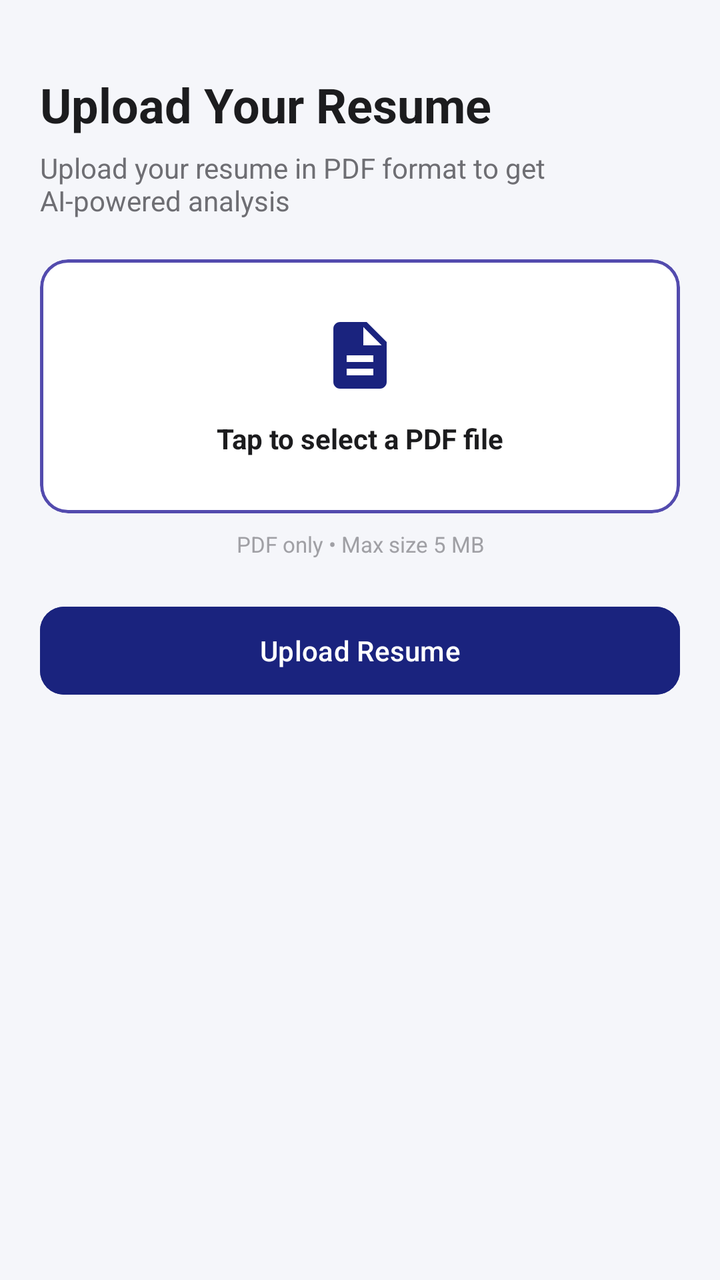
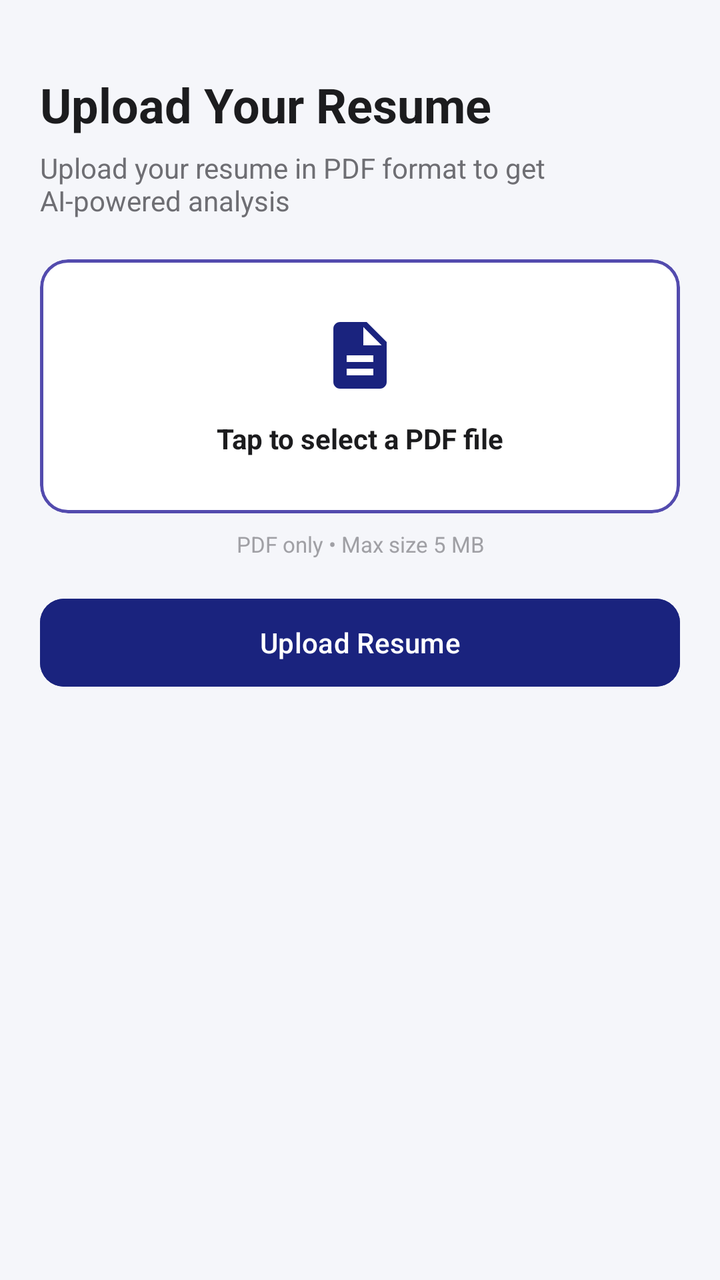

Before-and-after screenshots of an Android layout around one commit, followed by the original layout XML and the change that was made.
<!-- AndroidManifest.xml: application theme Theme.AICareerAssistant -->
<!-- res/layout/fragment_resume_upload.xml -->
<?xml version="1.0" encoding="utf-8"?>
<ScrollView xmlns:android="http://schemas.android.com/apk/res/android"
    xmlns:app="http://schemas.android.com/apk/res-auto"
    android:layout_width="match_parent"
    android:layout_height="match_parent"
    android:fillViewport="true"
    android:background="@color/background">

    <androidx.constraintlayout.widget.ConstraintLayout
        android:layout_width="match_parent"
        android:layout_height="match_parent"
        android:padding="20dp">

        <TextView
            android:id="@+id/tvTitle"
            android:layout_width="wrap_content"
            android:layout_height="wrap_content"
            android:layout_marginTop="16dp"
            android:text="@string/resume_upload_title"
            android:textColor="@color/text_primary"
            android:textSize="24sp"
            android:textStyle="bold"
            app:layout_constraintTop_toTopOf="parent"
            app:layout_constraintStart_toStartOf="parent" />

        <TextView
            android:id="@+id/tvSubtitle"
            android:layout_width="match_parent"
            android:layout_height="wrap_content"
            android:layout_marginTop="6dp"
            android:text="@string/resume_upload_subtitle"
            android:textColor="@color/text_secondary"
            android:textSize="14sp"
            app:layout_constraintTop_toBottomOf="@id/tvTitle"
            app:layout_constraintStart_toStartOf="parent" />

        
        <com.google.android.material.card.MaterialCardView
            android:id="@+id/cardExistingResume"
            android:layout_width="match_parent"
            android:layout_height="wrap_content"
            android:layout_marginTop="20dp"
            android:visibility="gone"
            app:cardCornerRadius="14dp"
            app:cardElevation="0dp"
            app:cardBackgroundColor="@color/surface"
            app:strokeColor="@color/success"
            app:strokeWidth="1dp"
            app:layout_constraintTop_toBottomOf="@id/tvSubtitle">

            <LinearLayout
                android:layout_width="match_parent"
                android:layout_height="wrap_content"
                android:orientation="horizontal"
                android:gravity="center_vertical"
                android:padding="16dp">

                <ImageView
                    android:layout_width="32dp"
                    android:layout_height="32dp"
                    android:src="@drawable/ic_pdf"
                    android:contentDescription="@null" />

                <TextView
                    android:layout_width="0dp"
                    android:layout_height="wrap_content"
                    android:layout_weight="1"
                    android:layout_marginStart="12dp"
                    android:text="@string/resume_already_uploaded"
                    android:textColor="@color/text_primary"
                    android:textSize="13sp" />

                <Button
                    android:id="@+id/btnViewExistingResume"
                    style="@style/Widget.Material3.Button.TextButton"
                    android:layout_width="wrap_content"
                    android:layout_height="wrap_content"
                    android:text="@string/view_resume"
                    android:textAllCaps="false" />

            </LinearLayout>
        </com.google.android.material.card.MaterialCardView>

        
        <com.google.android.material.card.MaterialCardView
            android:id="@+id/cardPicker"
            android:layout_width="match_parent"
            android:layout_height="wrap_content"
            android:layout_marginTop="20dp"
            android:clickable="true"
            android:focusable="true"
            android:foreground="?attr/selectableItemBackground"
            app:cardCornerRadius="14dp"
            app:cardElevation="0dp"
            app:cardBackgroundColor="@color/surface"
            app:strokeColor="@color/primary_light"
            app:strokeWidth="1.5dp"
            app:layout_constraintTop_toBottomOf="@id/cardExistingResume">

            <LinearLayout
                android:layout_width="match_parent"
                android:layout_height="wrap_content"
                android:orientation="vertical"
                android:gravity="center"
                android:padding="28dp">

                <ImageView
                    android:id="@+id/ivPdfIcon"
                    android:layout_width="40dp"
                    android:layout_height="40dp"
                    android:src="@drawable/ic_pdf"
                    android:contentDescription="@null" />

                <TextView
                    android:id="@+id/tvFileName"
                    android:layout_width="match_parent"
                    android:layout_height="wrap_content"
                    android:layout_marginTop="12dp"
                    android:gravity="center"
                    android:text="@string/tap_to_select_pdf"
                    android:textColor="@color/text_primary"
                    android:textSize="14sp"
                    android:textStyle="bold"
                    android:maxLines="2"
                    android:ellipsize="end" />

                <TextView
                    android:id="@+id/tvFileSize"
                    android:layout_width="wrap_content"
                    android:layout_height="wrap_content"
                    android:layout_marginTop="4dp"
                    android:textColor="@color/text_secondary"
                    android:textSize="12sp"
                    android:visibility="gone" />

            </LinearLayout>
        </com.google.android.material.card.MaterialCardView>

        <TextView
            android:id="@+id/tvHint"
            android:layout_width="match_parent"
            android:layout_height="wrap_content"
            android:layout_marginTop="8dp"
            android:gravity="center"
            android:text="@string/pdf_size_hint"
            android:textColor="@color/text_hint"
            android:textSize="11sp"
            app:layout_constraintTop_toBottomOf="@id/cardPicker" />

        <Button
            android:id="@+id/btnUpload"
            android:layout_width="match_parent"
            android:layout_height="52dp"
            android:layout_marginTop="20dp"
            android:backgroundTint="@color/primary"
            android:enabled="false"
            android:text="@string/upload_resume"
            android:textColor="@color/white"
            android:textAllCaps="false"
            app:cornerRadius="12dp"
            app:layout_constraintTop_toBottomOf="@id/tvHint" />

        <LinearLayout
            android:id="@+id/progressContainer"
            android:layout_width="match_parent"
            android:layout_height="wrap_content"
            android:layout_marginTop="16dp"
            android:orientation="vertical"
            android:visibility="gone"
            app:layout_constraintTop_toBottomOf="@id/btnUpload">

            <ProgressBar
                android:id="@+id/progressBar"
                style="?android:attr/progressBarStyleHorizontal"
                android:layout_width="match_parent"
                android:layout_height="8dp"
                android:max="100"
                android:progress="0" />

            <TextView
                android:id="@+id/tvProgressPercent"
                android:layout_width="match_parent"
                android:layout_height="wrap_content"
                android:layout_marginTop="4dp"
                android:gravity="center"
                android:text="0%"
                android:textColor="@color/text_secondary"
                android:textSize="12sp" />

        </LinearLayout>

    </androidx.constraintlayout.widget.ConstraintLayout>
</ScrollView>
<!-- resources referenced by this layout -->
<resources>
  <color name="background">#F5F6FA</color>
  <color name="primary">#1A237E</color>
  <color name="primary_light">#534BAE</color>
  <color name="success">#2E7D32</color>
  <color name="surface">#FFFFFF</color>
  <color name="text_hint">#A0A0A5</color>
  <color name="text_primary">#1C1C1E</color>
  <color name="text_secondary">#6E6E73</color>
  <color name="white">#FFFFFF</color>
  <!-- drawable ic_pdf (drawable) -->
  <?xml version="1.0" encoding="utf-8"?>
  <vector xmlns:android="http://schemas.android.com/apk/res/android"
      android:width="40dp"
      android:height="40dp"
      android:viewportWidth="24"
      android:viewportHeight="24"
      android:tint="@color/primary">
      <path
          android:fillColor="@android:color/white"
          android:pathData="M14,2H6C4.9,2,4.01,2.9,4.01,4l0,16c0,1.1,0.89,2,1.99,2h12c1.1,0,2,-0.9,2,-2V8L14,2z M16,18H8v-2h8V18z M16,14H8v-2h8V14z M13,9V3.5L18.5,9H13z" />
  </vector>
  <string name="pdf_size_hint">PDF only • Max size 5 MB</string>
  <string name="resume_already_uploaded">You already have a resume on file.</string>
  <string name="resume_upload_subtitle">Upload your resume in PDF format to get AI-powered analysis</string>
  <string name="resume_upload_title">Upload Your Resume</string>
  <string name="tap_to_select_pdf">Tap to select a PDF file</string>
  <string name="upload_resume">Upload Resume</string>
  <string name="view_resume">View</string>
  <style name="Theme.AICareerAssistant" parent="Base.Theme.AICareerAssistant" />
  <style name="Base.Theme.AICareerAssistant" parent="Theme.Material3.Light.NoActionBar">
          <item name="colorPrimary">@color/primary</item>
          <item name="colorPrimaryVariant">@color/primary_dark</item>
          <item name="colorOnPrimary">@color/white</item>
  
          <item name="colorSecondary">@color/accent</item>
          <item name="colorOnSecondary">@color/white</item>
  
          <item name="android:colorBackground">@color/background</item>
          <item name="colorSurface">@color/surface</item>
  
          <item name="android:statusBarColor">@color/primary_dark</item>
          <item name="android:windowLightStatusBar">false</item>
      </style>
  <color name="primary_dark">#0D1457</color>
  <color name="accent">#00BFA5</color>
</resources>

<!-- the commit's change to res/layout/fragment_resume_upload.xml (unified diff, before → after) -->
@@ -34,7 +34,6 @@
             app:layout_constraintTop_toBottomOf="@id/tvTitle"
             app:layout_constraintStart_toStartOf="parent" />
 
-        
         <com.google.android.material.card.MaterialCardView
             android:id="@+id/cardExistingResume"
             android:layout_width="match_parent"
@@ -81,7 +80,6 @@
             </LinearLayout>
         </com.google.android.material.card.MaterialCardView>
 
-        
         <com.google.android.material.card.MaterialCardView
             android:id="@+id/cardPicker"
             android:layout_width="match_parent"
@@ -147,18 +145,30 @@
             android:textSize="11sp"
             app:layout_constraintTop_toBottomOf="@id/cardPicker" />
 
+        
+        <TextView
+            android:id="@+id/tvExtractionStatus"
+            android:layout_width="match_parent"
+            android:layout_height="wrap_content"
+            android:layout_marginTop="12dp"
+            android:gravity="center"
+            android:textSize="13sp"
+            android:textColor="@color/accent"
+            android:visibility="gone"
+            app:layout_constraintTop_toBottomOf="@id/tvHint" />
+
         <Button
             android:id="@+id/btnUpload"
             android:layout_width="match_parent"
             android:layout_height="52dp"
-            android:layout_marginTop="20dp"
+            android:layout_marginTop="16dp"
             android:backgroundTint="@color/primary"
             android:enabled="false"
             android:text="@string/upload_resume"
             android:textColor="@color/white"
             android:textAllCaps="false"
             app:cornerRadius="12dp"
-            app:layout_constraintTop_toBottomOf="@id/tvHint" />
+            app:layout_constraintTop_toBottomOf="@id/tvExtractionStatus" />
 
         <LinearLayout
             android:id="@+id/progressContainer"
